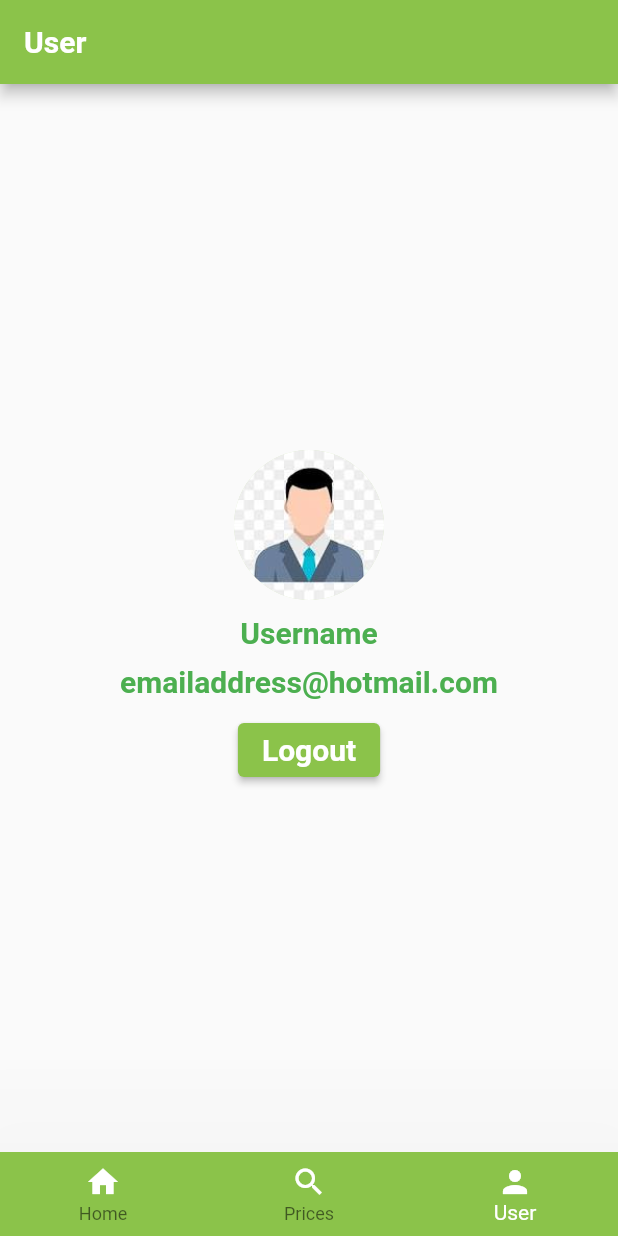
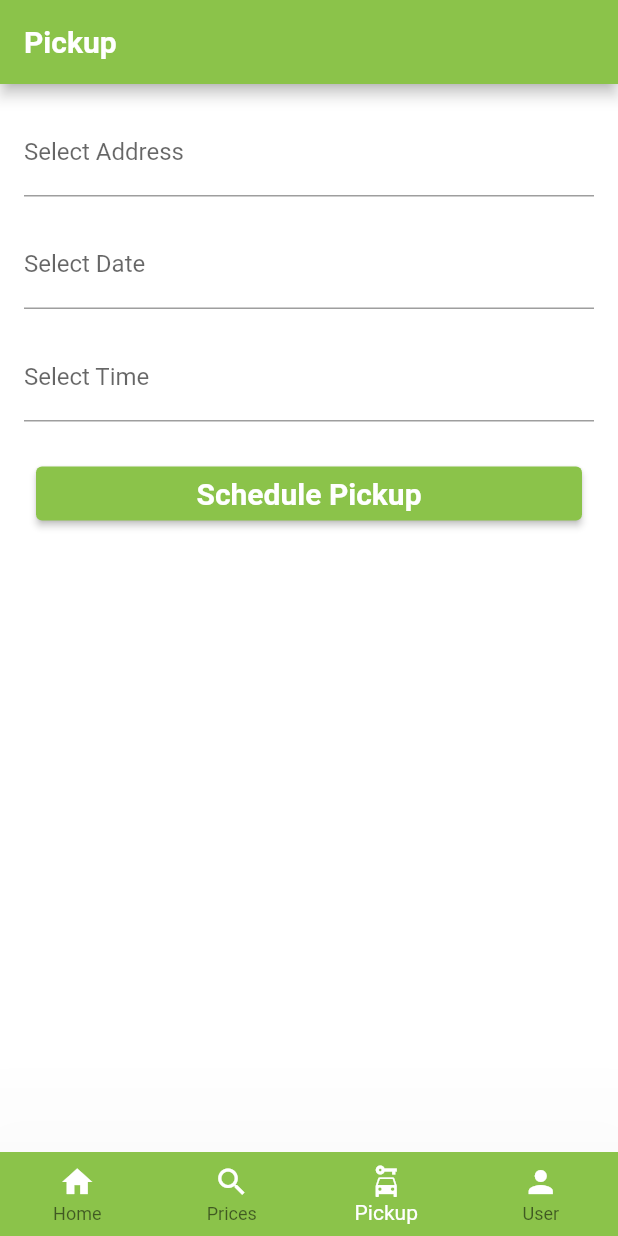
Before and after one commit to AlfahadSaifi/Online-Kabadiwala, a Flutter app: the screen it shows after launch, item 3 of the bottom bar chosen, on a phone screen of 412 x 824 dp. Run offline on Flutter 3.47's test engine with Material 2 defaults, Android fonts, the phone set to English and light mode, and no system bars; our stand-ins replace dots_indicator, google_fonts, lottie.

Commit message:
added pickup functionality

```diff
--- a/lib/screens/home_screen.dart
+++ b/lib/screens/home_screen.dart
@@ -1,5 +1,6 @@
 import 'package:flutter/material.dart';
 import 'package:scrap_saathi/screens/home_page.dart';
+import 'package:scrap_saathi/screens/pickup.dart';
 import 'package:scrap_saathi/screens/prices.dart';
 import 'package:scrap_saathi/screens/user.dart';
 
@@ -15,6 +16,7 @@ class _HomeScreenState extends State<HomeScreen> {
   final List<Widget> _pages = [
     HomePage(),
     PricesPage(),
+    Pickup(),
     UserPage(),
   ];
 
@@ -33,6 +35,7 @@ class _HomeScreenState extends State<HomeScreen> {
         bottomNavigationBar: BottomNavigationBar(
           backgroundColor: Colors.lightGreen,
           elevation: 100,
+          type: BottomNavigationBarType.fixed,
           items: const [
             BottomNavigationBarItem(
               icon: Icon(
@@ -50,6 +53,13 @@ class _HomeScreenState extends State<HomeScreen> {
             ),
             BottomNavigationBarItem(
               icon: Icon(
+                Icons.car_rental,
+                color: Colors.white,
+              ),
+              label: 'Pickup',
+            ),
+            BottomNavigationBarItem(
+              icon: Icon(
                 Icons.person,
                 color: Colors.white,
               ),
@@ -59,7 +69,6 @@ class _HomeScreenState extends State<HomeScreen> {
           currentIndex: _selectedIndex,
           selectedItemColor: Colors.white,
           onTap: _onItemTapped,
-      ),
-    );
+        ));
   }
 }
--- /dev/null
+++ b/lib/screens/pickup.dart
@@ -0,0 +1,150 @@
+import 'package:flutter/material.dart';
+import 'package:google_fonts/google_fonts.dart';
+
+class Pickup extends StatefulWidget {
+  const Pickup({Key? key}) : super(key: key);
+
+  @override
+  State<Pickup> createState() => _PickupState();
+}
+
+class _PickupState extends State<Pickup> {
+  final GlobalKey<FormState> _formKey = GlobalKey<FormState>();
+  final TextEditingController _addressController = TextEditingController();
+  final TextEditingController _dateController = TextEditingController();
+  final TextEditingController _timeController = TextEditingController();
+  DateTime? _selectedDate;
+  TimeOfDay? _selectedTime;
+
+  @override
+  Widget build(BuildContext context) {
+    return Scaffold(
+      backgroundColor: Colors.white,
+      appBar: AppBar(
+        title: Text(
+          "Pickup",
+          style: GoogleFonts.roboto(
+            textStyle: const TextStyle(
+              fontWeight: FontWeight.bold,
+              color: Colors.white,
+            ),
+          ),
+        ),
+      ),
+      body: Padding(
+        padding: const EdgeInsets.all(16.0),
+        child: Form(
+          key: _formKey,
+          child: Column(
+            crossAxisAlignment: CrossAxisAlignment.start,
+            children: <Widget>[
+              TextFormField(
+                controller: _addressController,
+                decoration: const InputDecoration(
+                  labelText: 'Select Address',
+                ),
+                validator: (value) {
+                  if (value == null || value.isEmpty) {
+                    return 'Please enter an address';
+                  }
+                  return null;
+                },
+              ),
+              const SizedBox(height: 16.0),
+              TextFormField(
+                controller: _dateController,
+                onTap: () async {
+                  final pickedDate = await showDatePicker(
+                    context: context,
+                    initialDate: _selectedDate ?? DateTime.now(),
+                    firstDate: DateTime.now(),
+                    lastDate: DateTime(DateTime.now().year + 1),
+                  );
+                  if (pickedDate != null) {
+                    setState(() {
+                      _selectedDate = pickedDate;
+                      _dateController.text =
+                          '${pickedDate.day}/${pickedDate.month}/${pickedDate.year}';
+                    });
+                  }
+                },
+                decoration: const InputDecoration(
+                  labelText: 'Select Date',
+                ),
+                readOnly: true, // Prevent manual text input
+                validator: (value) {
+                  if (_selectedDate == null) {
+                    return 'Please select a date';
+                  }
+                  return null;
+                },
+              ),
+              const SizedBox(height: 16.0),
+              TextFormField(
+                controller: _timeController,
+                onTap: () async {
+                  final pickedTime = await showTimePicker(
+                    context: context,
+                    initialTime: _selectedTime ?? TimeOfDay.now(),
+                  );
+                  if (pickedTime != null) {
+                    setState(() {
+                      _selectedTime = pickedTime;
+                      _timeController.text =
+                          '${pickedTime.hour}:${pickedTime.minute}';
+                    });
+                  }
+                },
+                decoration: const InputDecoration(
+                  labelText: 'Select Time',
+                ),
+                readOnly: true, // Prevent manual text input
+                validator: (value) {
+                  if (_selectedTime == null) {
+                    return 'Please select a time';
+                  }
+                  return null;
+                },
+              ),
+              const SizedBox(height: 16.0),
+              Padding(
+                padding: const EdgeInsets.fromLTRB(8, 8, 8, 8),
+                child: SizedBox(
+                  width: double.infinity,
+                  child: ElevatedButton(
+                    onPressed: () {
+                      if (_formKey.currentState!.validate()) {
+                        // Form is valid, perform your action here
+                        String address = _addressController.text;
+                        String selectedDate = _dateController.text;
+                        String selectedTime = _timeController.text;
+
+                        // You can handle the form submission here
+                        // ignore: avoid_print
+                        print('Address: $address');
+                        // ignore: avoid_print
+                        print('Selected Date: $selectedDate');
+                        // ignore: avoid_print
+                        print('Selected Time: $selectedTime');
+                      }
+                    },
+                    child: Text(
+                      'Schedule Pickup',
+                      style: GoogleFonts.roboto(
+                        textStyle: const TextStyle(
+                          fontWeight: FontWeight.bold,
+                          fontSize: 20,
+                          color: Colors.white,
+                        ),
+                      ),
+                    ),
+                  ),
+                ),
+              ),
+            ],
+          ),
+        ),
+      ),
+    );
+  }
+}
--- a/lib/screens/prices.dart
+++ b/lib/screens/prices.dart
@@ -22,7 +22,6 @@ class PricesPage extends StatelessWidget {
   @override
   Widget build(BuildContext context) {
     return Scaffold(
-
       appBar: AppBar(
         backgroundColor: Colors.lightGreen,
         title: Text(
--- a/pubspec.yaml
+++ b/pubspec.yaml
@@ -38,6 +38,8 @@ dependencies:
   google_fonts: ^5.1.0
   lottie: ^2.6.0
   dots_indicator: ^3.0.0
+  table_calendar: ^3.0.9
+  flutter_time_picker_spinner: ^2.0.0
 
 dev_dependencies:
   flutter_test:
```
Also changed, not shown: lib/screens/home_page.dart (+1 -20 lines), pubspec.lock. Lines whose indentation alone changed are shown as unchanged.
